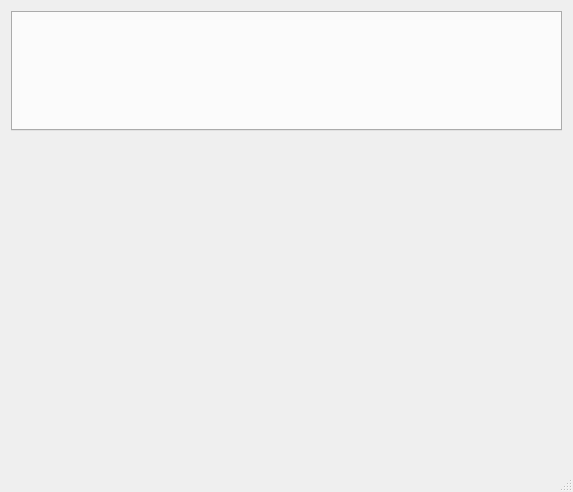
Ying3141/yizumi-monitor, file mainwindow.ui: the form before one commit.
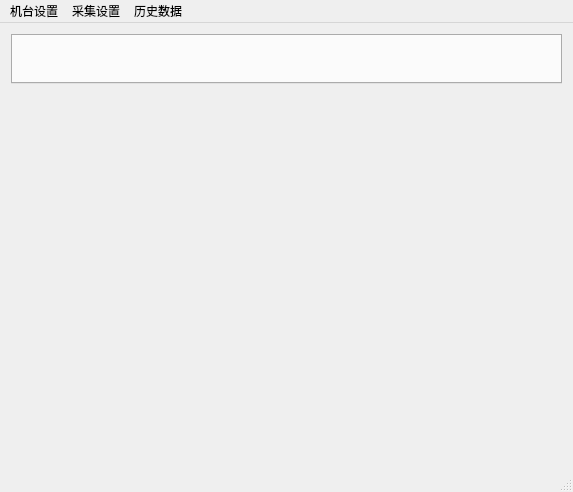
The form after the commit.

```diff
--- a/mainwindow.ui
+++ b/mainwindow.ui
@@ -36,7 +36,7 @@
       <property name="minimumSize">
        <size>
         <width>0</width>
-        <height>120</height>
+        <height>50</height>
        </size>
       </property>
      </widget>
@@ -44,6 +44,38 @@
    </layout>
   </widget>
   <widget class="QStatusBar" name="statusBar"/>
+  <widget class="QMenuBar" name="menuBar">
+   <property name="geometry">
+    <rect>
+     <x>0</x>
+     <y>0</y>
+     <width>573</width>
+     <height>23</height>
+    </rect>
+   </property>
+   <widget class="QMenu" name="menu">
+    <property name="title">
+     <string>机台设置</string>
+    </property>
+    <addaction name="actSwiitchMachine"/>
+    <addaction name="actNewMachine"/>
+   </widget>
+   <widget class="QMenu" name="menu_2">
+    <property name="title">
+     <string>采集设置</string>
+    </property>
+    <addaction name="actNodeSetting"/>
+   </widget>
+   <widget class="QMenu" name="menu_3">
+    <property name="title">
+     <string>历史数据</string>
+    </property>
+    <addaction name="actHistoryData"/>
+   </widget>
+   <addaction name="menu"/>
+   <addaction name="menu_2"/>
+   <addaction name="menu_3"/>
+  </widget>
   <action name="actHideTab">
    <property name="text">
     <string>隐藏Tab</string>
```
Left out of the diff: 25 changed lines with no effect on the pictures.
